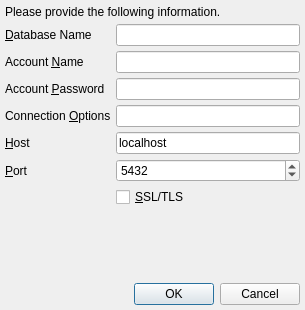
The window that branches/trunk/UI/spot-on-postgresql-connect.ui (textbrowser/spot-on) describes before a commit, drawn with Qt 5.
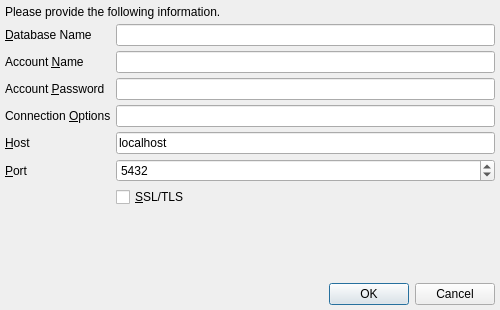
The same window after the commit. Icons and pictures are not drawn.

Patch:
```diff
--- a/branches/trunk/UI/spot-on-postgresql-connect.ui
+++ b/branches/trunk/UI/spot-on-postgresql-connect.ui
@@ -6,7 +6,7 @@
    <rect>
     <x>0</x>
     <y>0</y>
-    <width>305</width>
+    <width>500</width>
     <height>310</height>
    </rect>
   </property>
```
